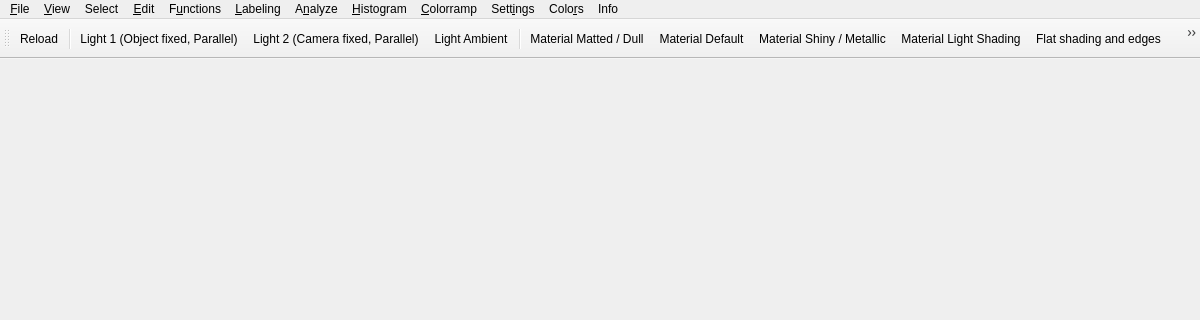
Old version of the form gui/forms/mainWin.ui in the repository barionleg/gitgAmesch; both pictures show x 0 to 1200 and y 0 to 320 of the 1200 by 810 pixel window.
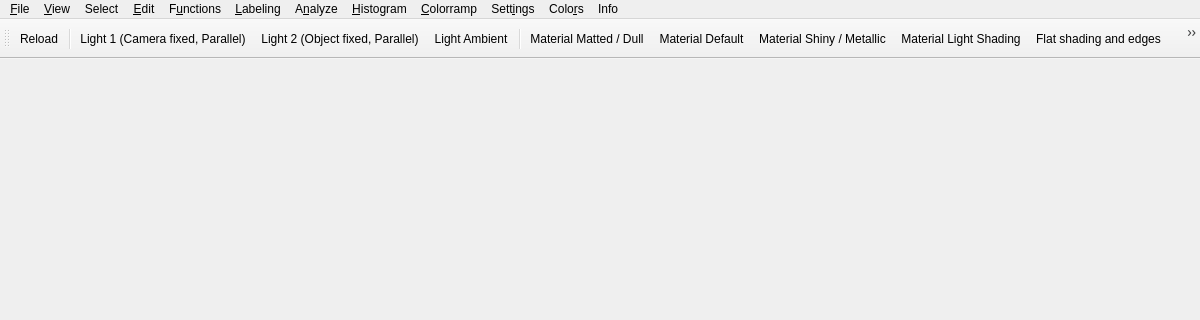
New version of the form. Icons and pictures are not drawn.

Commit message: - changed light-rotation shortcuts to 3 and 4 - changed tooltips for light-buttons, so match their actual functionality - renamed the light-entries in sidebar to match tooltip of light-buttons - renamed MOUSE_MODE_MOVE_LIGHT_FIXED_WORLD into MOUSE_MODE_MOVE_LIGHT_FIXED_OBJECT to match tooltip description of gui

```diff
--- a/gui/forms/mainWin.ui
+++ b/gui/forms/mainWin.ui
@@ -2579,7 +2579,7 @@
      <normaloff>:/GMToolBar/gigamesh_icon_light_fixed_cam.svg</normaloff>:/GMToolBar/gigamesh_icon_light_fixed_cam.svg</iconset>
    </property>
    <property name="text">
-    <string>Light &amp;1 (Object fixed, Parallel)</string>
+    <string>Light &amp;1 (Camera fixed, Parallel)</string>
    </property>
    <property name="shortcut">
     <string>1</string>
@@ -2597,7 +2597,7 @@
      <normaloff>:/GMToolBar/gigamesh_icon_light_fixed_object.svg</normaloff>:/GMToolBar/gigamesh_icon_light_fixed_object.svg</iconset>
    </property>
    <property name="text">
-    <string>Light &amp;2 (Camera fixed, Parallel)</string>
+    <string>Light &amp;2 (Object fixed, Parallel)</string>
    </property>
    <property name="shortcut">
     <string>2</string>
```
Left out of the diff: 2 changed lines with no effect on the pictures. The commit also changes 6 other files.
